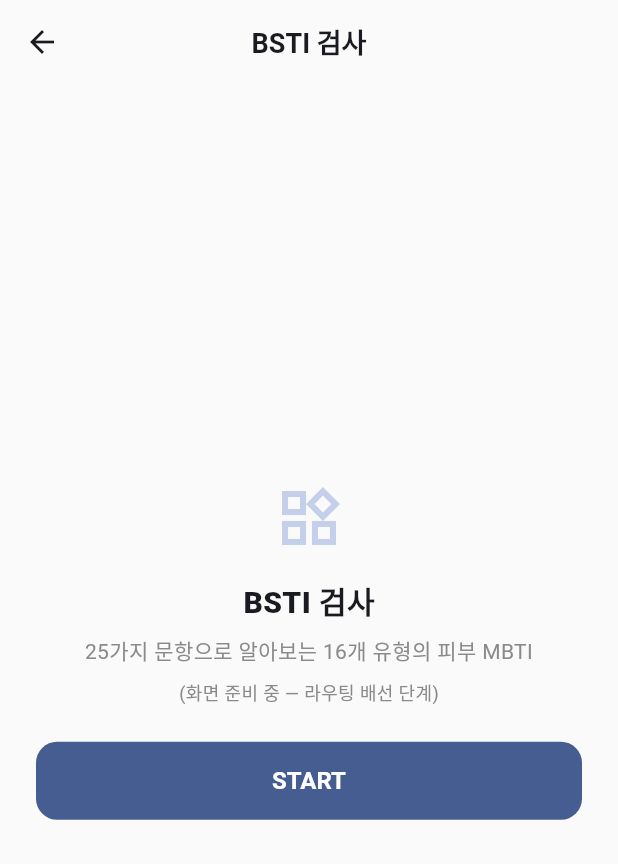
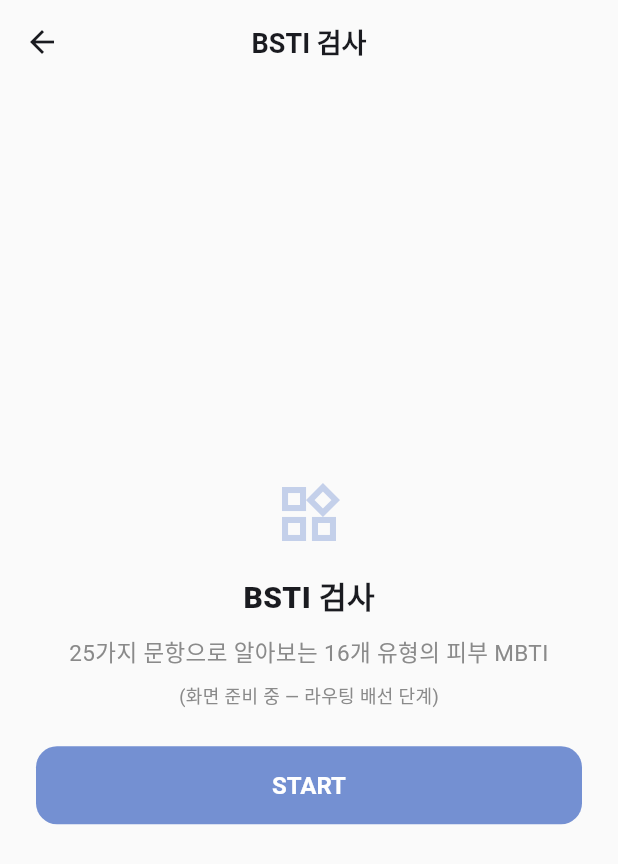
Before and after one commit to cosmos-incicrew/cosmos_client, a Flutter app: the screen it shows after launch, after a tap on "로그인 없이 시작하기", after a tap on "BSTI 검사", on a phone screen of 412 x 824 dp. Shown: the top 864 px of the screen. Run offline on Flutter 3.47's test engine with Material 3 defaults, Android fonts, the phone set to English and light mode, and no system bars; our stand-ins replace dio, flutter_riverpod, flutter_secure_storage, go_router, hive_flutter, supabase_flutter; accounts and stored records are empty; Roboto replaces fonts that are missing (Pretendard).

Commit message:
feat: add fonts (Pretendard, Galmuri) and wire design tokens into theme
- Add font files: Pretendard Regular/Medium/Bold, Galmuri9, Galmuri11(+Bold)
- Map brand colors explicitly (primary blue, accent orange) in ColorScheme
- Connect AppTextStyles to Material TextTheme slots
- Apply tokens to chips (primaryLight), inputs, appbar per design-system.md

Co-Authored-By: Claude Opus 4.8 (1M context) <noreply@anthropic.com>

```diff
--- a/lib/app/theme/app_theme.dart
+++ b/lib/app/theme/app_theme.dart
@@ -1,11 +1,13 @@
 import 'package:flutter/material.dart';
 
 import 'app_colors.dart';
+import 'app_text_styles.dart';
 
 /// cosmos 앱의 Material 3 테마.
 ///
-/// 라이트/다크 테마를 시드 컬러 기반으로 생성합니다.
-/// 컴포넌트별 세부 스타일(버튼 모양, 카드 라운드 등)을 여기서 통일합니다.
+/// 라이트/다크 테마를 시드 컬러 기반으로 생성하되, 브랜드 색(primary·accent 등)을
+/// 명시적으로 매핑한다. 컴포넌트별 세부 스타일(버튼·카드·칩 라운드)도 여기서 통일한다.
+/// 색·타이포 값의 근거는 docs/design-system.md.
 class AppTheme {
   const AppTheme._();
 
@@ -13,19 +15,26 @@ class AppTheme {
   static ThemeData get dark => _base(Brightness.dark);
 
   static ThemeData _base(Brightness brightness) {
+    final isLight = brightness == Brightness.light;
+
+    // 시드로 파생색을 만들되, 브랜드 핵심 색은 직접 덮어써 디자인과 일치시킨다.
     final colorScheme = ColorScheme.fromSeed(
       seedColor: AppColors.seed,
       brightness: brightness,
+    ).copyWith(
+      primary: AppColors.primary, // 메인 블루
+      secondary: AppColors.accent, // 오렌지 포인트 (CTA·강조)
+      surface: isLight ? AppColors.surface : null,
+      outlineVariant: isLight ? AppColors.outline : null,
     );
-
-    final isLight = brightness == Brightness.light;
 
     return ThemeData(
       useMaterial3: true,
       colorScheme: colorScheme,
       scaffoldBackgroundColor:
           isLight ? AppColors.background : colorScheme.surface,
-      fontFamily: 'Pretendard', // 본문 기본 폰트 (파일 없으면 시스템 폰트로 대체됨)
+      fontFamily: 'Pretendard', // 본문 기본 폰트
+      textTheme: _textTheme(colorScheme),
       appBarTheme: AppBarTheme(
         centerTitle: true,
         elevation: 0,
@@ -33,9 +42,7 @@ class AppTheme {
         backgroundColor:
             isLight ? AppColors.background : colorScheme.surface,
         foregroundColor: colorScheme.onSurface,
-        titleTextStyle: TextStyle(
-          fontSize: 18,
-          fontWeight: FontWeight.w700,
+        titleTextStyle: AppTextStyles.title.copyWith(
           color: colorScheme.onSurface,
         ),
       ),
@@ -62,6 +69,7 @@ class AppTheme {
       inputDecorationTheme: InputDecorationTheme(
         filled: true,
         fillColor: isLight ? Colors.white : colorScheme.surfaceContainerHighest,
+        hintStyle: AppTextStyles.body.copyWith(color: AppColors.textSecondary),
         contentPadding:
             const EdgeInsets.symmetric(horizontal: 16, vertical: 14),
         border: OutlineInputBorder(
@@ -86,10 +94,27 @@ class AppTheme {
         ),
       ),
       chipTheme: ChipThemeData(
+        backgroundColor: isLight ? AppColors.primaryLight : null,
+        labelStyle: AppTextStyles.caption.copyWith(color: AppColors.textPrimary),
         shape: RoundedRectangleBorder(
           borderRadius: BorderRadius.circular(20),
         ),
       ),
     );
   }
+
+  /// AppTextStyles 를 Material TextTheme 슬롯에 연결한다.
+  /// (Text 위젯에 style 을 안 줘도 이 매핑이 기본 적용됨)
+  static TextTheme _textTheme(ColorScheme cs) {
+    final onSurface = cs.onSurface;
+    return TextTheme(
+      headlineMedium: AppTextStyles.headline.copyWith(color: onSurface),
+      titleLarge: AppTextStyles.title.copyWith(color: onSurface),
+      titleMedium: AppTextStyles.title.copyWith(fontSize: 16, color: onSurface),
+      bodyLarge: AppTextStyles.body.copyWith(color: onSurface),
+      bodyMedium: AppTextStyles.body.copyWith(color: onSurface),
+      bodySmall: AppTextStyles.caption,
+      labelLarge: AppTextStyles.button,
+    );
+  }
 }
```
Also changed, not shown: assets/fonts/LICENSE.txt (added), 6 other files.
